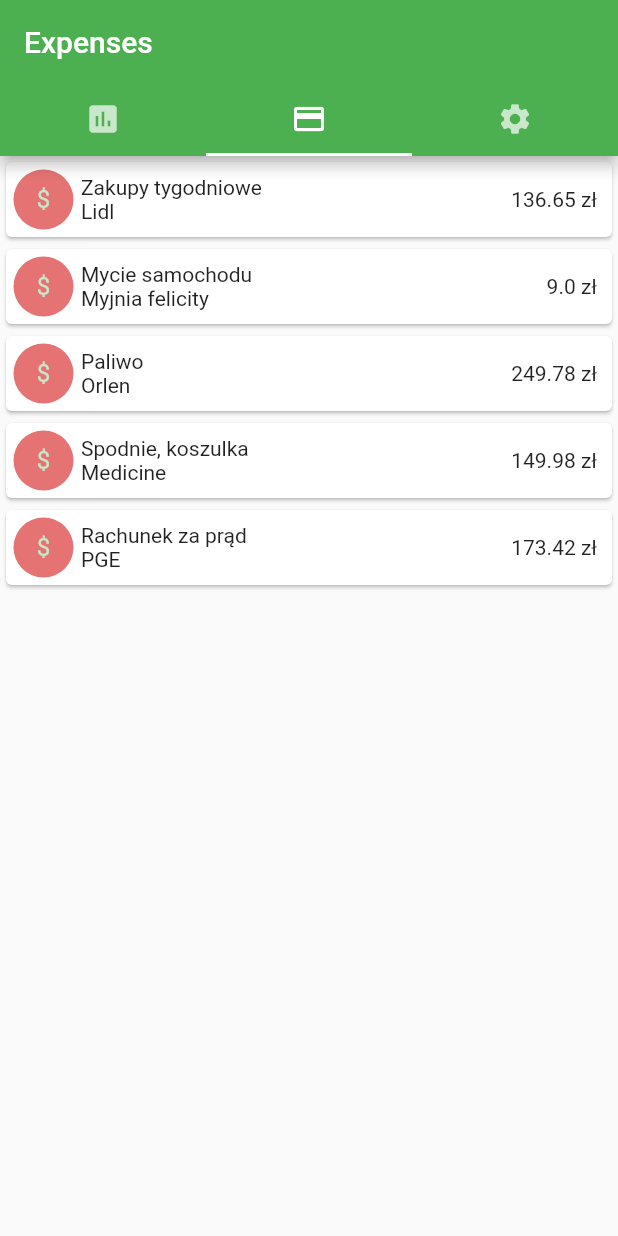
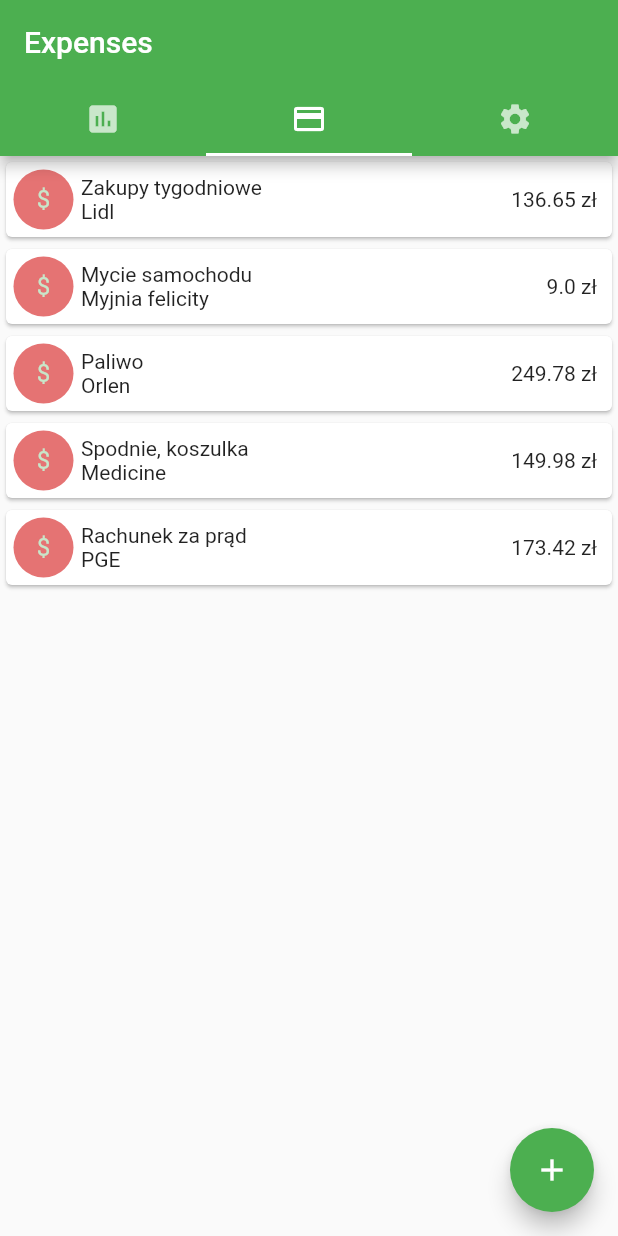
Before and after one commit to pgrzmil/monies.flutter, a Flutter app: the screen it shows after launch, on a phone screen of 412 x 824 dp. Run offline on Flutter 3.47's test engine with Material 2 defaults, Android fonts, the phone set to English and light mode, and no system bars.

Commit message:
Added state mananagement using provider package. Extracted root tab view from main file. Converted widgets to stateless ones. Added FAB and random expense adding

```diff
--- a/lib/data/expensesProvider.dart
+++ /dev/null
@@ -1,27 +0,0 @@
-import 'dart:convert';
-
-import 'package:flutter/services.dart';
-
-import 'models/expense.dart';
-
-class ExpensesProvider {
-  List<Expense> expenses;
-
-  Future<List<Expense>> getAll() async {
-    if(expenses == null) {
-      //Delayed is used to simulate longer response tim form webservice or local db
-      expenses = await Future.delayed(Duration(seconds: 3), () => loadFromJson());
-    }
-    return expenses;
-  }
-
-  Future<List<Expense>> loadFromJson() async {
-    String fileContents = await rootBundle.loadString('assets/mockExpenses.json');
-
-    if(fileContents==null){
-      return [];
-    }
-    final parsed = json.decode(fileContents.toString()).cast<Map<String, dynamic>>();
-    return parsed.map<Expense>((json) => new Expense.fromJson(json)).toList();
-  }
-}
--- a/lib/main.dart
+++ b/lib/main.dart
@@ -1,68 +1,25 @@
 import 'package:flutter/material.dart';
-import 'package:monies/data/expensesProvider.dart';
-import 'package:monies/widgets/baseWidgets.dart';
-import 'package:monies/widgets/dashboard.dart';
-import 'package:monies/widgets/expensesList.dart';
-import 'package:monies/widgets/settings.dart';
+
+import 'package:provider/provider.dart';
+
+import 'data/expensesDataStore.dart';
+import 'widgets/rootTabView.dart';
 
 void main() => runApp(App());
 
-class App extends StatefulWidget {
-  App();
-
-  @override
-  AppState createState() => AppState();
-}
-
-class AppState extends State<App> {
-  final ExpensesProvider expensesProvider = ExpensesProvider();
-  final initialTabIndex = 1;
-  var appBarTitle = "";
-
-  setAppBarTitle(String title) {
-    setState(() {
-      appBarTitle = title;
-    });
-  }
-
+class App extends StatelessWidget {
   @override
   Widget build(BuildContext context) {
-    final tabViews = [
-      Dashboard(),
-      ExpensesList(expensesProvider),
-      Settings(),
-    ];
-
-    //Initialize app bar title for first usage after launching the app
-    appBarTitle = appBarTitle.length == 0
-        ? (tabViews[initialTabIndex] as WidgetWithTitle).title
-        : appBarTitle;
-
     return MaterialApp(
       title: 'monies',
       theme: ThemeData(
         primarySwatch: Colors.green,
       ),
-      home: DefaultTabController(
-        initialIndex: initialTabIndex,
-        length: tabViews.length,
-        child: Scaffold(
-          appBar: AppBar(
-            bottom: TabBar(
-              onTap: (tabIndex) =>
-                  setAppBarTitle((tabViews[tabIndex] as WidgetWithTitle).title),
-              tabs: [
-                Tab(icon: Icon(Icons.insert_chart)),
-                Tab(icon: Icon(Icons.payment)),
-                Tab(icon: Icon(Icons.settings)),
-              ],
-            ),
-            title: Text(appBarTitle),
-          ),
-          body: Center(
-            child: TabBarView(children: tabViews),
-          ),
-        ),
+      home: MultiProvider(
+        providers: [
+          ChangeNotifierProvider(create: (context) => ExpensesDataStore()),
+        ],
+        child: RootTabView(),
       ),
     );
   }
--- a/lib/widgets/baseWidgets.dart
+++ b/lib/widgets/baseWidgets.dart
@@ -1,3 +1,5 @@
-class WidgetWithTitle {
+import 'package:flutter/material.dart';
+
+abstract class WidgetWithTitle extends Widget {
   String get title => "";
 }
--- a/lib/widgets/expensesList.dart
+++ b/lib/widgets/expensesList.dart
@@ -1,50 +1,52 @@
 import 'package:flutter/material.dart';
-import 'package:monies/data/expensesProvider.dart';
+import 'package:monies/data/expensesDataStore.dart';
 import 'package:monies/data/models/expense.dart';
-import 'package:monies/widgets/expenseDetail.dart';
-import 'package:monies/widgets/expensesListItem.dart';
+
+import 'package:provider/provider.dart';
 
 import 'baseWidgets.dart';
+import 'expenseDetail.dart';
+import 'expensesListItem.dart';
 
-class ExpensesList extends StatefulWidget implements WidgetWithTitle {
-  final ExpensesProvider expensesProvider;
-
-  ExpensesList(this.expensesProvider);
+class ExpensesList extends StatelessWidget implements WidgetWithTitle {
+  @override
+  String get title => "Expenses";
 
   @override
-  _ExpensesListState createState() => _ExpensesListState();
-
-  @override
-  String get title => "Expenses";
-}
-
-class _ExpensesListState extends State<ExpensesList> {
-  @override
   Widget build(BuildContext context) {
+    return Consumer<ExpensesDataStore>(builder: (context, expensesProvider, child) {
       return FutureBuilder(
-          future: widget.expensesProvider.getAll(),
+        future: expensesProvider.getAll(),
         builder: (context, snapshot) {
           if (snapshot.data != null) {
             List<Expense> expenses = snapshot.data;
-              return ListView.builder(
+            return Scaffold(
+              body: ListView.builder(
                   itemCount: expenses.length,
                   itemBuilder: (BuildContext context, int index) {
                     return Card(
                       child: InkWell(
-                        onTap: () => navigateToDetails(expenses[index]),
+                        onTap: () => navigateToDetails(context, expenses[index]),
                         child: ExpensesListItem(expenses[index]),
                       ),
                     );
-                  });
+                  }),
+              floatingActionButton: FloatingActionButton(
+                child: Icon(Icons.add),
+                onPressed: () {
+                  expensesProvider.addRandom();
+                },
+              ),
+            );
           } else {
             return Center(child: CircularProgressIndicator());
           }
         },
       );
+    });
   }
 
-  void navigateToDetails(Expense expense) {
-    Navigator.push(context,
-        MaterialPageRoute(builder: (context) => ExpenseDetail(expense)));
+  void navigateToDetails(BuildContext context, Expense expense) {
+    Navigator.push(context, MaterialPageRoute(builder: (context) => ExpenseDetail(expense)));
   }
 }
--- a/lib/widgets/expensesListItem.dart
+++ b/lib/widgets/expensesListItem.dart
@@ -1,5 +1,5 @@
 import 'package:flutter/material.dart';
-import 'package:monies/data/models/expense.dart';
+import '../data/models/expense.dart';
 
 class ExpensesListItem extends StatelessWidget {
   final Expense expense;
--- /dev/null
+++ b/lib/widgets/rootTabView.dart
@@ -0,0 +1,67 @@
+import 'package:flutter/material.dart';
+
+import 'baseWidgets.dart';
+import 'dashboard.dart';
+import 'expensesList.dart';
+import 'settings.dart';
+
+class RootTabView extends StatefulWidget {
+  @override
+  _RootTabViewState createState() => _RootTabViewState();
+}
+
+class _RootTabViewState extends State<RootTabView> with SingleTickerProviderStateMixin {
+  final initialTabIndex = 1;
+  final List<WidgetWithTitle> tabViews = [
+    Dashboard(),
+    ExpensesList(),
+    Settings(),
+  ];
+
+  TabController _tabController;
+  String _appBarTitle;
+
+  @override
+  void initState() {
+    super.initState();
+    _tabController = TabController(length: tabViews.length, initialIndex: initialTabIndex, vsync: this);
+    _tabController.addListener(handleChange);
+    _appBarTitle = tabViews[initialTabIndex].title;
+  }
+
+  @override
+  void dispose() {
+    _tabController.removeListener(handleChange);
+    _tabController.dispose();
+    super.dispose();
+  }
+
+  handleChange() {
+    setState(() {
+      _appBarTitle = tabViews[_tabController.index].title;
+    });
+  }
+
+  @override
+  Widget build(BuildContext context) {
+    return Scaffold(
+      appBar: AppBar(
+        bottom: TabBar(
+          controller: _tabController,
+          tabs: [
+            Tab(icon: Icon(Icons.insert_chart)),
+            Tab(icon: Icon(Icons.payment)),
+            Tab(icon: Icon(Icons.settings)),
+          ],
+        ),
+        title: Text(_appBarTitle),
+      ),
+      body: Center(
+        child: TabBarView(
+          controller: _tabController,
+          children: tabViews,
+        ),
+      ),
+    );
+  }
+}
--- a/pubspec.yaml
+++ b/pubspec.yaml
@@ -20,6 +20,7 @@ dependencies:
   uuid: ^2.0.4
   decimal: ^0.3.0
   shared_preferences: ^0.5.4
+  provider: ^4.0.2
   flutter:
     sdk: flutter
 
```
Also changed, not shown: lib/data/expensesDataStore.dart (added, +37 -0 lines), lib/widgets/dashboard.dart (+1 -6 lines), lib/widgets/settings.dart (+1 -6 lines), pubspec.lock. Lines whose indentation alone changed are shown as unchanged.
